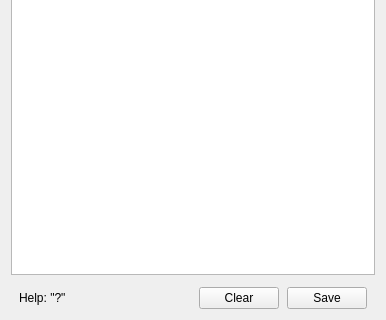
Qt form Forms/IMBISTDlg.ui (billkarsh/SpikeGLX) before a commit; both pictures show x 0 to 386 and y 196 to 516 of the 386 by 516 pixel window.
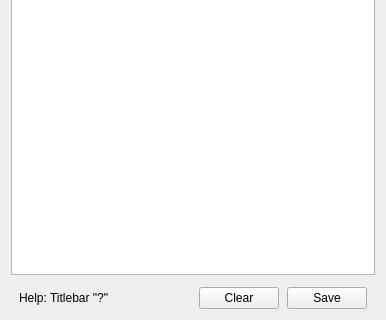
The same form after that commit.

```diff
--- a/Forms/IMBISTDlg.ui
+++ b/Forms/IMBISTDlg.ui
@@ -197,7 +197,7 @@
      <item>
       <widget class="QLabel" name="label">
        <property name="text">
-        <string>Help: &quot;?&quot;</string>
+        <string>Help: Titlebar &quot;?&quot;</string>
        </property>
       </widget>
      </item>
```
